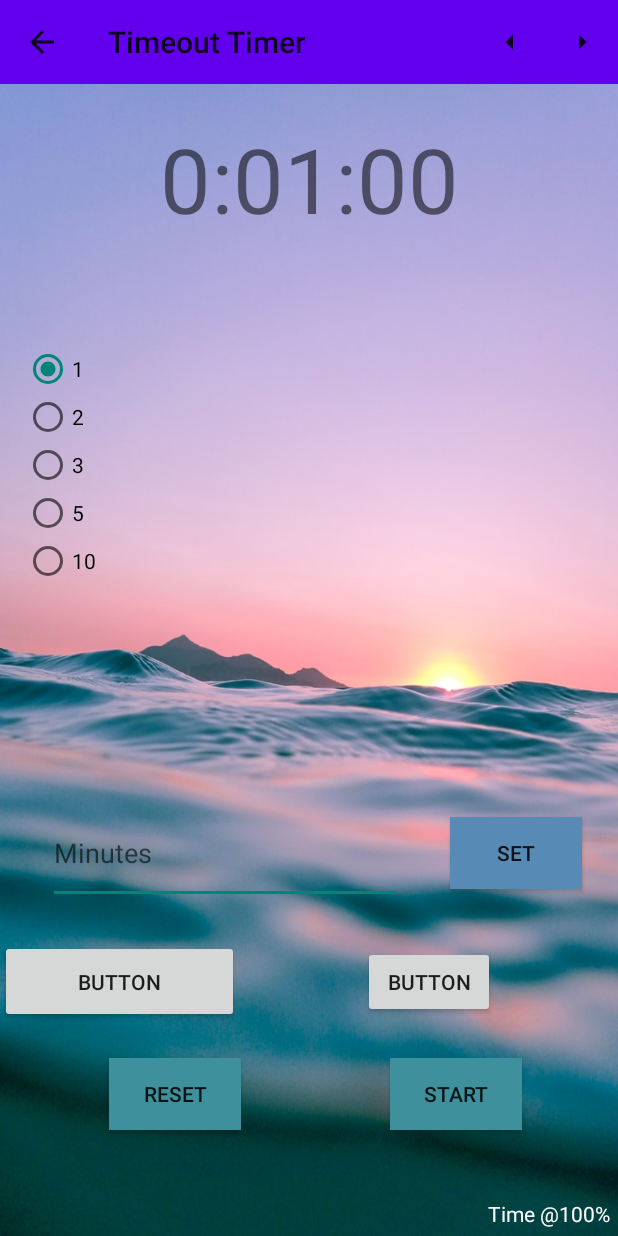
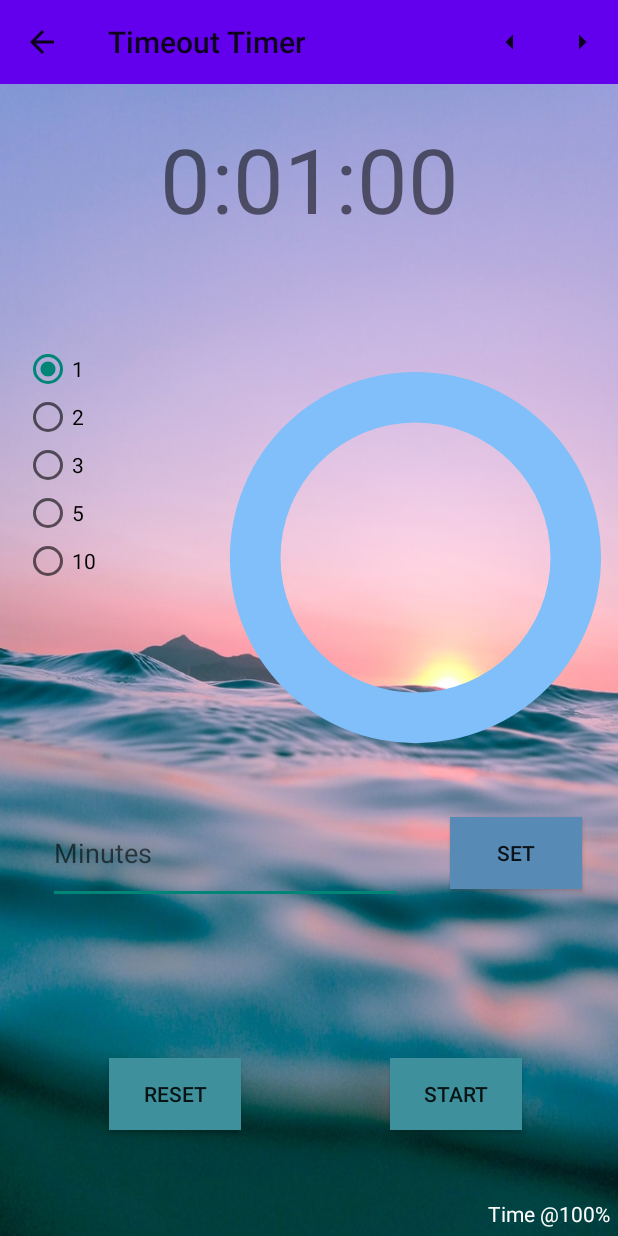
Before and after one commit to Isacc77/ParentApp, an Android app: the TimeoutTimerActivity screen opened directly, with no data from a screen before it, on a phone screen of 412 x 824 dp. Run offline under Robolectric (Android 15) with nearby library versions, the phone set to English and light mode, and no system bars.

Commit message:
finish the animation for the timer. Animation updates and goes in a circle when the timer ticks. The graphics keeps going when the app is closed also. @Rio Samson

```diff
--- a/app/src/main/java/com/example/cmpt276_2021_7_manganese/TimeoutTimerActivity.java
+++ b/app/src/main/java/com/example/cmpt276_2021_7_manganese/TimeoutTimerActivity.java
@@ -1,6 +1,7 @@
 //Resource used: https://www.youtube.com/watch?v=MDuGwI6P-X8
 //more resource taken from: https://codinginflow.com/tutorials/android/countdowntimer/part-2-configuration-changes
 //https://www.youtube.com/watch?v=sOwqYNdi_x8
+//https://www.youtube.com/watch?v=YsHHXg1vbcc
 package com.example.cmpt276_2021_7_manganese;
 
 import androidx.annotation.NonNull;
@@ -19,10 +20,10 @@ import android.view.View;
 import android.view.WindowManager;
 import android.widget.Button;
 import android.widget.EditText;
+import android.widget.ProgressBar;
 import android.widget.RadioButton;
 import android.widget.RadioGroup;
 import android.widget.TextView;
-import android.widget.Toast;
 
 import java.util.Locale;
 
@@ -50,6 +51,8 @@ public class TimeoutTimerActivity extends AppCompatActivity {
     private double[] speeds = {0.25, 0.5, 0.75, 1, 2, 3, 4};
     int curSpeedIndex = 3;
     private TextView speedText;
+    private int animationPro = 0;
+    private ProgressBar progressBar;
 
     static private long timerStartTime;
     private boolean isTimerRunning;
@@ -88,8 +91,9 @@ public class TimeoutTimerActivity extends AppCompatActivity {
 
         speedText = findViewById(R.id.speed_text);
 
+        progressBar = findViewById(R.id.progress_circle);
+
         checkRunningStatus();
-        Toast.makeText(this, "" + timerSpeed, Toast.LENGTH_SHORT).show();
         speedText.setText("Time @" + (int)(timerSpeed*100) + "%");
         setupPreMadeTimerSettings();
         setupTimerClockWithButtons();
@@ -262,66 +266,13 @@ public class TimeoutTimerActivity extends AppCompatActivity {
         int hour;
         int min;
         int sec;
-//        if ( timerSpeedIndicator == false) {
             hour = (int) ((timeLeft * timerSpeed) / MILLI_TO_HOUR_FACTOR);
             min = (int) ((((timeLeft * timerSpeed) / ONE_SECOND_IN_MILLI) % SEC_TO_HOUR_FACTOR) / MIN_TO_S_FACTOR);
             sec = (int) (((timeLeft * timerSpeed) / ONE_SECOND_IN_MILLI) % MIN_TO_S_FACTOR);
-//        hour = (int) ((timeLeft ) / MILLI_TO_HOUR_FACTOR);
-//        min = (int) ((((timeLeft ) / ONE_SECOND_IN_MILLI) % SEC_TO_HOUR_FACTOR) / MIN_TO_S_FACTOR);
-//        sec = (int) (((timeLeft ) / ONE_SECOND_IN_MILLI) % MIN_TO_S_FACTOR);
-//        } else {
-//            hour = (int) (((timeLeft * timerSpeed) - ONE_SECOND_IN_MILLI) / MILLI_TO_HOUR_FACTOR);
-//            min = (int) (((((timeLeft * timerSpeed) - ONE_SECOND_IN_MILLI) / ONE_SECOND_IN_MILLI) % SEC_TO_HOUR_FACTOR) / MIN_TO_S_FACTOR);
-//            sec = (int) ((((timeLeft * timerSpeed) - ONE_SECOND_IN_MILLI) / ONE_SECOND_IN_MILLI) % MIN_TO_S_FACTOR);
-//        }
+        progressBar.setProgress(100 - ((int) (100.0 * ( (double )((double)(timeLeft * timerSpeed)/(double)timerStartTime)))));
         String display = String.format(Locale.getDefault(), "%d:%02d:%02d", hour, min, sec);
         timerClock.setText(display);
     }
-//    private void setupSpeedButton() {
-//        Button test = findViewById(R.id.button);
-//        test.setOnClickListener(new View.OnClickListener() {
-//            @Override
-//            public void onClick(View view) {
-//                if (isTimerRunning) {
-//                    if (curSpeedIndex < 6) {
-//                        curSpeedIndex++;
-//                        countDownTimer.cancel();
-//                        stopService(serviceIntent);
-//                        timeLeft = (long) (timeLeft * timerSpeed);
-//                        timerSpeed = speeds[curSpeedIndex];
-////                        timerStartTime = (long) (timerStartTime / timerSpeed);
-//                        timeLeft = (long) (timeLeft/timerSpeed);
-//                        startTimer();
-//                        serviceIntent.putExtra(INTENT_TIME_LEFT_KEY, timeLeft);
-//                        startService(serviceIntent);
-//                    }
-//                }
-//            }
-//        });
-//    }
-//
-//    private void setupSlowButton() {
-//        Button test = findViewById(R.id.slowbtn);
-//        test.setOnClickListener(new View.OnClickListener() {
-//            @Override
-//            public void onClick(View view) {
-//                if (isTimerRunning) {
-//                    if (curSpeedIndex > 0) {
-//                        curSpeedIndex--;
-//                        countDownTimer.cancel();
-//                        stopService(serviceIntent);
-//                        timeLeft = (long) (timeLeft * timerSpeed);
-//                        timerSpeed = speeds[curSpeedIndex];
-////                        timerStartTime = (long) (timerStartTime / timerSpeed);
-//                        timeLeft = (long) (timeLeft/timerSpeed);
-//                        startTimer();
-//                        serviceIntent.putExtra(INTENT_TIME_LEFT_KEY, timeLeft);
-//                        startService(serviceIntent);
-//                    }
-//                }
-//            }
-//        });
-//    }
 
     private void stopTimer() {
         if (countDownTimer != null) {
@@ -339,7 +290,6 @@ public class TimeoutTimerActivity extends AppCompatActivity {
         SharedPreferences prefs = this.getSharedPreferences("speedTag",
                 MODE_PRIVATE);
         SharedPreferences.Editor editor = prefs.edit();
-        Toast.makeText(this, "saved as " + timerSpeed, Toast.LENGTH_SHORT).show();
         editor.putLong("timerSpeed", Double.doubleToRawLongBits(timerSpeed));
         editor.apply();
     }
@@ -383,7 +333,6 @@ public class TimeoutTimerActivity extends AppCompatActivity {
     @Override
     public boolean onCreateOptionsMenu(@NonNull Menu menu) {
         getMenuInflater().inflate(R.menu.timeout_timer, menu);
-//        return super.onCreateOptionsMenu(menu);
         return true;
     }
 
@@ -392,7 +341,6 @@ public class TimeoutTimerActivity extends AppCompatActivity {
         stopService(serviceIntent);
         timeLeft = (long) (timeLeft * timerSpeed);
         timerSpeed = speeds[curSpeedIndex];
-//      timerStartTime = (long) (timerStartTime / timerSpeed);
         timeLeft = (long) (timeLeft/timerSpeed);
         startTimer();
         serviceIntent.putExtra(INTENT_TIME_LEFT_KEY, timeLeft);
@@ -408,16 +356,6 @@ public class TimeoutTimerActivity extends AppCompatActivity {
                     if (curSpeedIndex < 6) {
                         curSpeedIndex++;
                         restartTimerWithNewSpeed();
-//                        countDownTimer.cancel();
-//                        stopService(serviceIntent);
-//                        timeLeft = (long) (timeLeft * timerSpeed);
-//                        timerSpeed = speeds[curSpeedIndex];
-////                        timerStartTime = (long) (timerStartTime / timerSpeed);
-//                        timeLeft = (long) (timeLeft/timerSpeed);
-//                        startTimer();
-//                        serviceIntent.putExtra(INTENT_TIME_LEFT_KEY, timeLeft);
-//                        startService(serviceIntent);
-//                        speedText.setText("Time @" + (int)(timerSpeed*100) + "%");
                     }
                 }
                 return true;
@@ -426,16 +364,6 @@ public class TimeoutTimerActivity extends AppCompatActivity {
                     if (curSpeedIndex > 0) {
                         curSpeedIndex--;
                         restartTimerWithNewSpeed();
-//                        countDownTimer.cancel();
-//                        stopService(serviceIntent);
-//                        timeLeft = (long) (timeLeft * timerSpeed);
-//                        timerSpeed = speeds[curSpeedIndex];
-////                        timerStartTime = (long) (timerStartTime / timerSpeed);
-//                        timeLeft = (long) (timeLeft/timerSpeed);
-//                        startTimer();
-//                        serviceIntent.putExtra(INTENT_TIME_LEFT_KEY, timeLeft);
-//                        startService(serviceIntent);
-//                        speedText.setText("Time @" + (int)(timerSpeed*100) + "%");
                     }
                 }
                 return true;
--- /dev/null
+++ b/app/src/main/res/drawable/circle_progress_bar.xml
@@ -0,0 +1,26 @@
+<?xml version="1.0" encoding="utf-8"?>
+<layer-list xmlns:android="http://schemas.android.com/apk/res/android">
+    <item>
+        <shape
+            android:shape="ring"
+            android:thicknessRatio="8"
+            android:useLevel="false">
+            <solid android:color="@color/blue" />
+        </shape>
+    </item>
+    <item>
+        <rotate
+            android:fromDegrees="270"
+            android:toDegrees="270">
+            <shape
+                android:shape="ring"
+                android:thicknessRatio="8"
+                android:useLevel="true">
+                <gradient
+                    android:startColor="@color/yellow"
+                    android:centerColor="@color/ucrop_color_blaze_orange"
+                    android:endColor="@color/red" />
+            </shape>
+        </rotate>
+    </item>
+</layer-list>
--- a/app/src/main/res/layout/activity_timeout_timer.xml
+++ b/app/src/main/res/layout/activity_timeout_timer.xml
@@ -128,25 +128,6 @@
         app:layout_constraintStart_toStartOf="parent"
         app:layout_constraintTop_toTopOf="parent" />
 
-    <Button
-        android:id="@+id/slowbtn"
-        android:layout_width="159dp"
-        android:layout_height="55dp"
-        android:text="Button"
-        app:layout_constraintBottom_toTopOf="@+id/resetBtn"
-        app:layout_constraintTop_toBottomOf="@+id/input_minutes"
-        tools:layout_editor_absoluteX="1dp" />
-
-    <Button
-        android:id="@+id/button"
-        android:layout_width="wrap_content"
-        android:layout_height="wrap_content"
-        android:text="Button"
-        app:layout_constraintBottom_toBottomOf="@+id/slowbtn"
-        app:layout_constraintEnd_toEndOf="parent"
-        app:layout_constraintStart_toEndOf="@+id/slowbtn"
-        app:layout_constraintTop_toTopOf="@+id/slowbtn" />
-
     <TextView
         android:id="@+id/speed_text"
         android:layout_width="wrap_content"
@@ -158,4 +139,15 @@
         app:layout_constraintBottom_toBottomOf="parent"
         app:layout_constraintEnd_toEndOf="parent" />
 
+    <ProgressBar
+        android:id="@+id/progress_circle"
+        android:layout_width="270dp"
+        android:layout_height="270dp"
+        android:indeterminateOnly="false"
+        android:progressDrawable="@drawable/circle_progress_bar"
+        android:textColor="#FFFFFF"
+        app:layout_constraintBottom_toTopOf="@+id/set_time_btn"
+        app:layout_constraintEnd_toEndOf="@+id/timeRadioGroup"
+        app:layout_constraintTop_toBottomOf="@+id/timerClock"/>
+
 </androidx.constraintlayout.widget.ConstraintLayout>
```
